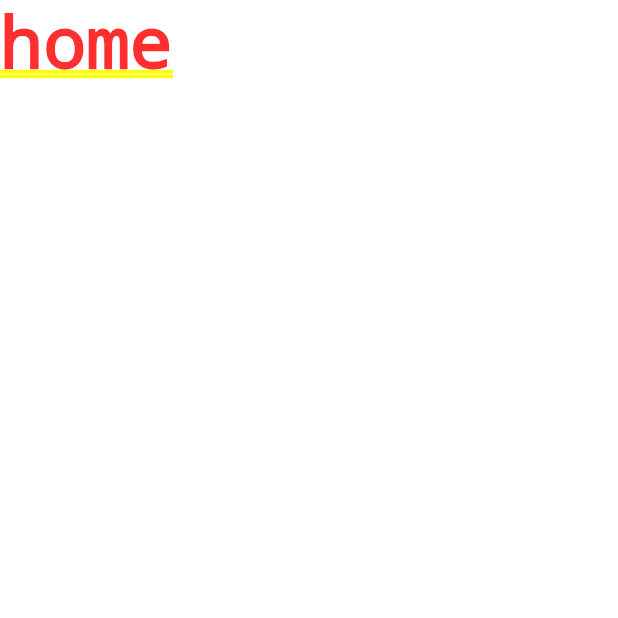
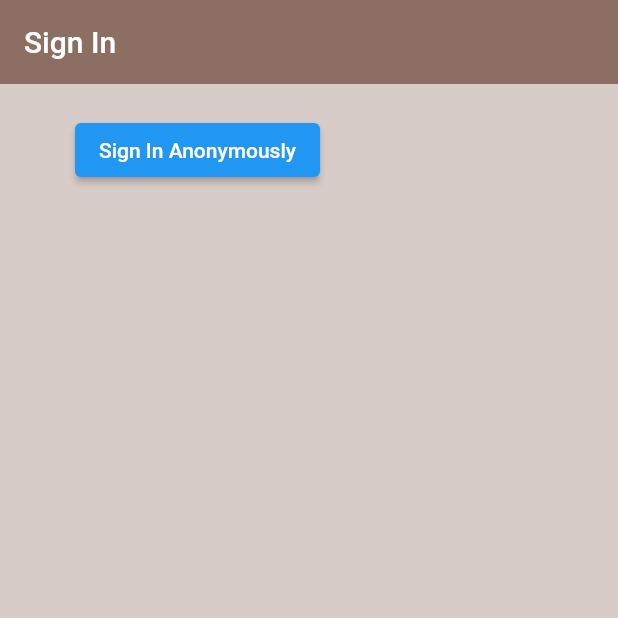
Before and after one commit to santosh565/laundry, a Flutter app: the screen it shows after launch, on a phone screen of 412 x 824 dp, the top half of it. Run offline on Flutter 3.47's test engine with Material 2 defaults, Android fonts, the phone set to English and light mode, and no system bars; our stand-ins replace firebase_auth; accounts and stored records are empty.

Commit message:
setup for sign in

```diff
--- a/lib/main.dart
+++ b/lib/main.dart
@@ -1,5 +1,6 @@
 import 'package:flutter/material.dart';
-import 'package:laundry/screens/home/home.dart';
+
+import 'screens/wrapper.dart';
 
 void main() {
   runApp(const Laundry());
@@ -12,7 +13,7 @@ class Laundry extends StatelessWidget {
   Widget build(BuildContext context) {
     return const MaterialApp(
       title: 'Laundry',
-      home: Home(),
+      home: Wrapper(),
     );
   }
 }
--- a/lib/screens/auth/authenticate.dart
+++ b/lib/screens/auth/authenticate.dart
@@ -1,4 +1,5 @@
 import 'package:flutter/material.dart';
+import 'package:laundry/screens/auth/sign_in.dart';
 
 class Authenticate extends StatefulWidget {
   const Authenticate({Key? key}) : super(key: key);
@@ -10,6 +11,6 @@ class Authenticate extends StatefulWidget {
 class _AuthenticateState extends State<Authenticate> {
   @override
   Widget build(BuildContext context) {
-    return const Text('Authenticate');
+    return const SignIn();
   }
 }
--- /dev/null
+++ b/lib/screens/auth/sign_in.dart
@@ -0,0 +1,29 @@
+import 'package:flutter/material.dart';
+
+class SignIn extends StatefulWidget {
+  const SignIn({Key? key}) : super(key: key);
+
+  @override
+  _SignInState createState() => _SignInState();
+}
+
+class _SignInState extends State<SignIn> {
+  @override
+  Widget build(BuildContext context) {
+    return Scaffold(
+      backgroundColor: Colors.brown[100],
+      appBar: AppBar(
+        backgroundColor: Colors.brown[400],
+        elevation: 0.0,
+        title: const Text('Sign In'),
+      ),
+      body: Container(
+        padding: const EdgeInsets.symmetric(vertical: 20.0, horizontal: 50.0),
+        child: ElevatedButton(
+          child: const Text('Sign In Anonymously'),
+          onPressed: () {},
+        ),
+      ),
+    );
+  }
+}
--- a/lib/screens/wrapper.dart
+++ b/lib/screens/wrapper.dart
@@ -1,6 +1,6 @@
 import 'package:flutter/material.dart';
 
-import 'home/home.dart';
+import 'auth/authenticate.dart';
 
 class Wrapper extends StatelessWidget {
   const Wrapper({Key? key}) : super(key: key);
@@ -8,7 +8,7 @@ class Wrapper extends StatelessWidget {
   @override
   Widget build(BuildContext context) {
     return const Center(
-      child: Home(),
+      child: Authenticate(),
     );
   }
 }
```
